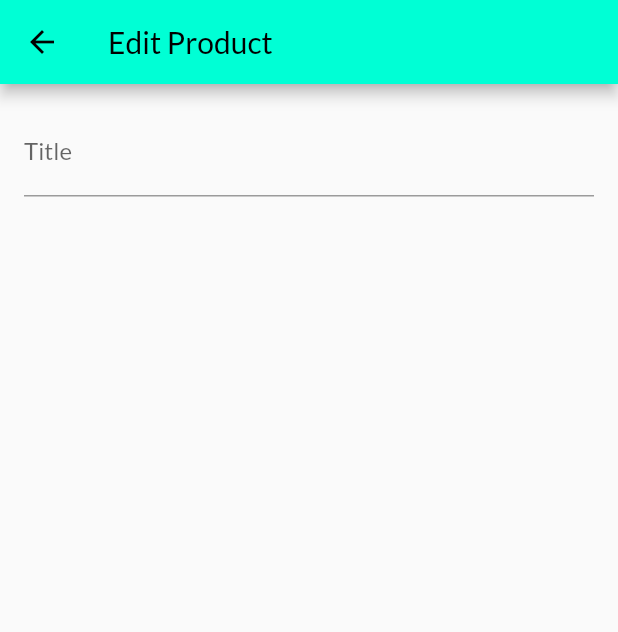
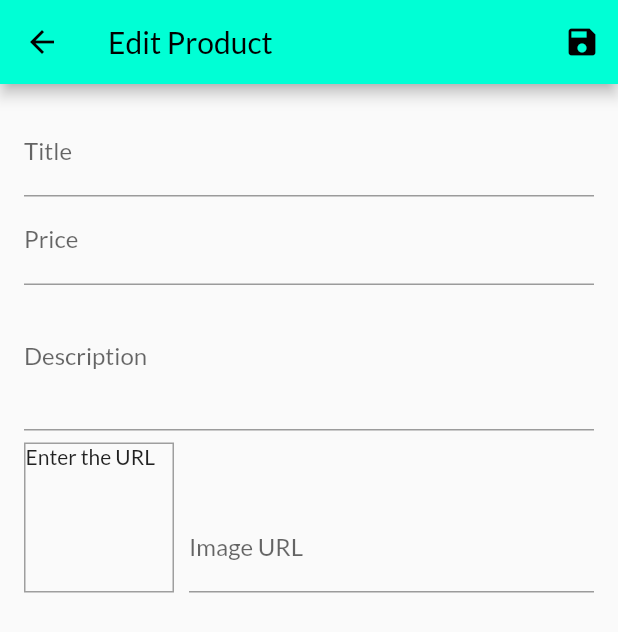
Before and after one commit to STORMPEGASUS/Shop-App, a Flutter app: the EditProductScreen screen opened by its route, on a phone screen of 412 x 824 dp. Shown: the top 632 px of the screen. Run offline on Flutter 3.47's test engine with Material 2 defaults, Android fonts, the phone set to English and light mode, and no system bars; network calls fail.

Commit message:
11/07/22

```diff
--- a/lib/screens/edit_product_screen.dart
+++ b/lib/screens/edit_product_screen.dart
@@ -7,10 +7,42 @@ class EditProductScreen extends StatefulWidget {
 }
 
 class _EditProductScreenState extends State<EditProductScreen> {
+  final _imagecontroller = TextEditingController();
+  final _imageurlfocusnode = FocusNode();
+  @override
+  void dispose() {
+    _imagecontroller.dispose();
+    _imageurlfocusnode.dispose();
+    _imageurlfocusnode.removeListener(_updateimageUrl);
+    super.dispose();
+  }
+
+  @override
+  void initState() {
+    _imageurlfocusnode.addListener(_updateimageUrl);
+    super.initState();
+  }
+
+  void _updateimageUrl() {
+    if (!_imageurlfocusnode.hasFocus) {
+      setState(() {});
+    }
+  }
+
+  void _saveform() {}
+
   @override
   Widget build(BuildContext context) {
     return Scaffold(
       appBar: AppBar(
+        actions: <Widget>[
+          IconButton(
+            onPressed: _saveform,
+            icon: Icon(
+              Icons.save,
+            ),
+          ),
+        ],
         backgroundColor: Color.fromARGB(255, 0, 255, 213),
         title: Text(
           'Edit Product',
@@ -27,6 +59,56 @@ class _EditProductScreenState extends State<EditProductScreen> {
                 ),
                 textInputAction: TextInputAction.next,
               ),
+              TextFormField(
+                decoration: InputDecoration(
+                  labelText: 'Price',
+                ),
+                textInputAction: TextInputAction.next,
+                keyboardType: TextInputType.number,
+              ),
+              TextFormField(
+                decoration: InputDecoration(
+                  labelText: 'Description',
+                ),
+                maxLines: 3,
+                keyboardType: TextInputType.multiline,
+              ),
+              Row(
+                crossAxisAlignment: CrossAxisAlignment.end,
+                children: <Widget>[
+                  Container(
+                    width: 100,
+                    height: 100,
+                    margin: EdgeInsets.only(top: 8, right: 10),
+                    decoration: BoxDecoration(
+                      border: Border.all(
+                        width: 1,
+                        color: Colors.grey,
+                      ),
+                    ),
+                    child: _imagecontroller.text.isEmpty
+                        ? Text('Enter the URL')
+                        : FittedBox(
+                            child: Image.network(
+                              _imagecontroller.text,
+                              fit: BoxFit.cover,
+                            ),
+                          ),
+                  ),
+                  Expanded(
+                    child: TextFormField(
+                      decoration: InputDecoration(labelText: 'Image URL'),
+                      keyboardType: TextInputType.url,
+                      textInputAction: TextInputAction.done,
+                      controller: _imagecontroller,
+                      focusNode: _imageurlfocusnode,
+                      onFieldSubmitted: (_) {
+                        _saveform();
+                      },
+                    ),
+                  ),
+                ],
+              ),
             ],
           ),
         ),
```
